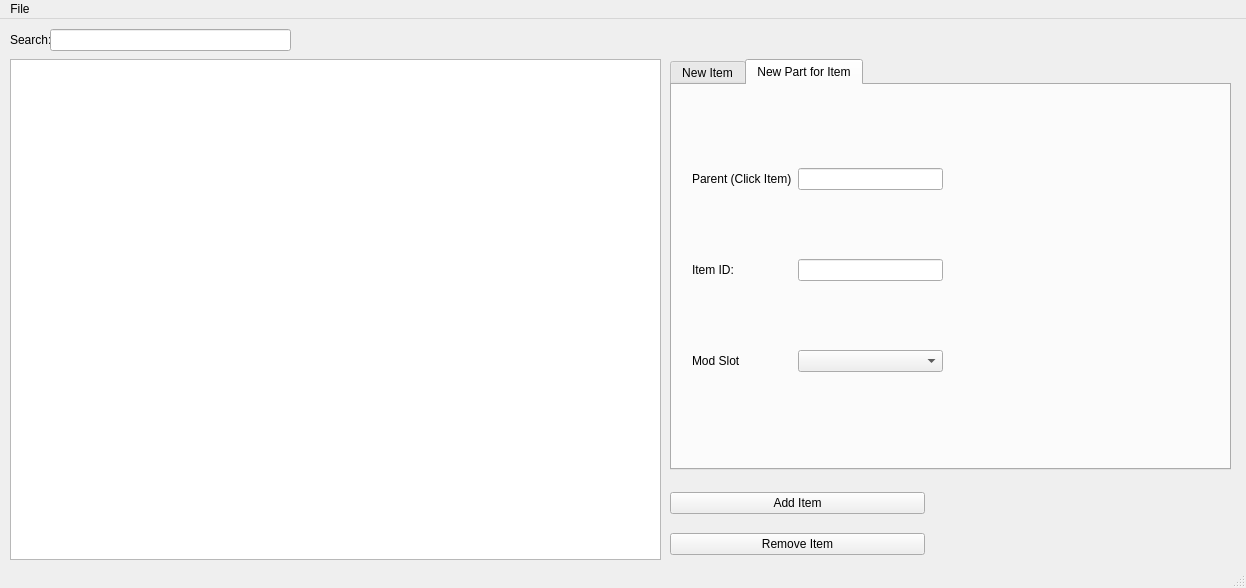
The window that src/tb_ui/gui_assort.ui (ThePi1/SPT-Trader-Builder) describes before a commit, drawn with Qt 5.
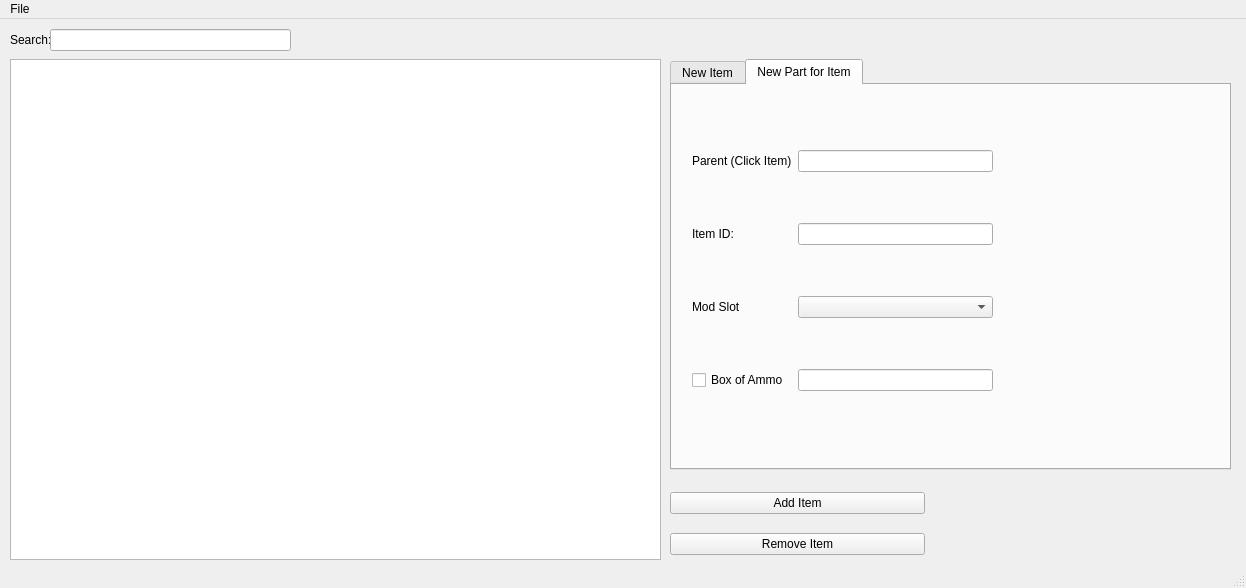
The same window after the commit.

The edit to the form file:
```diff
--- a/src/tb_ui/gui_assort.ui
+++ b/src/tb_ui/gui_assort.ui
@@ -236,14 +236,20 @@
        <rect>
         <x>20</x>
         <y>20</y>
-        <width>251</width>
+        <width>301</width>
         <height>331</height>
        </rect>
       </property>
       <layout class="QGridLayout" name="gridLayout_4">
-       <item row="2" column="2">
+       <item row="3" column="1">
+        <widget class="QLineEdit" name="ab_weap_ammo_count"/>
+       </item>
+       <item row="2" column="1">
         <widget class="QComboBox" name="ab_modslot_combo"/>
        </item>
+       <item row="1" column="1">
+        <widget class="QLineEdit" name="ab_partid_edit"/>
+       </item>
        <item row="1" column="0">
         <widget class="QLabel" name="ab_weapid">
          <property name="text">
@@ -251,13 +257,6 @@
          </property>
         </widget>
        </item>
-       <item row="2" column="0">
-        <widget class="QLabel" name="ab_modslot">
-         <property name="text">
-          <string>Mod Slot</string>
-         </property>
-        </widget>
-       </item>
        <item row="0" column="0">
         <widget class="QLabel" name="ab_mongo">
          <property name="text">
@@ -265,11 +264,22 @@
          </property>
         </widget>
        </item>
-       <item row="0" column="2">
+       <item row="3" column="0">
+        <widget class="QCheckBox" name="ab_weap_ammo_check">
+         <property name="text">
+          <string>Box of Ammo</string>
+         </property>
+        </widget>
+       </item>
+       <item row="0" column="1">
         <widget class="QLineEdit" name="ab_weapmongo_edit"/>
        </item>
-       <item row="1" column="2">
-        <widget class="QLineEdit" name="ab_partid_edit"/>
+       <item row="2" column="0">
+        <widget class="QLabel" name="ab_modslot">
+         <property name="text">
+          <string>Mod Slot</string>
+         </property>
+        </widget>
        </item>
       </layout>
      </widget>
```
